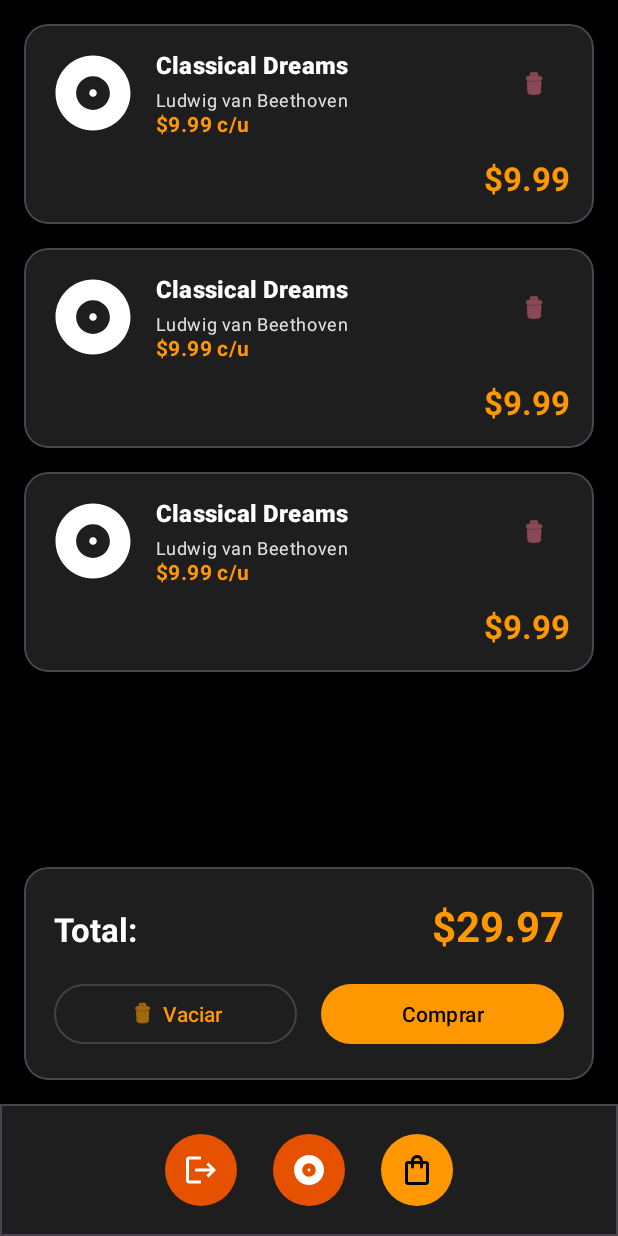
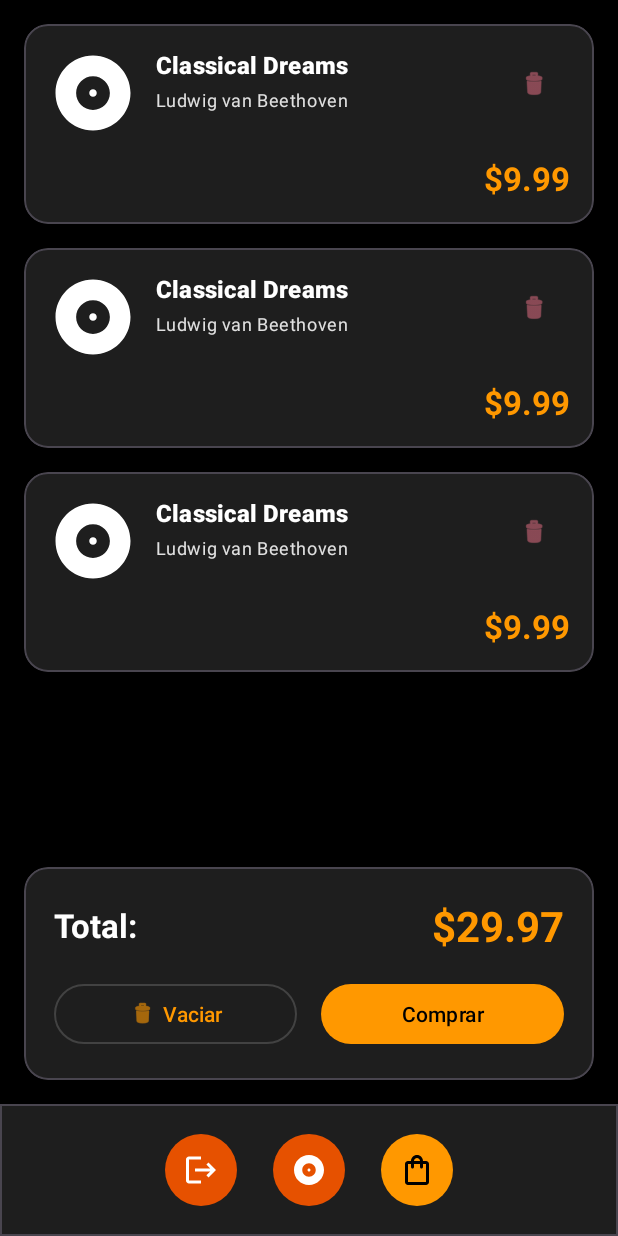
Before and after one commit to VECTORG99/FullSound-KOTLIN, an Android app built with Jetpack Compose: the layout fragment_carrito.xml on its own in the app's theme, with its tools: preview values and no code run, on a phone screen of 412 x 824 dp. Run offline under Robolectric (Android 15) with nearby library versions, the light colour scheme and no system bars.

Commit message:
Arreglo precio total carrito

```diff
--- a/app/src/main/java/com/grupo8/fullsound/ui/Carrito/CarritoFragment.kt
+++ b/app/src/main/java/com/grupo8/fullsound/ui/Carrito/CarritoFragment.kt
@@ -20,7 +20,7 @@ import com.grupo8.fullsound.ui.beats.CarritoViewModelFactory
 import com.grupo8.fullsound.utils.UserSession
 import com.grupo8.fullsound.utils.AnimationHelper
 import kotlinx.coroutines.launch
-import java.util.Locale
+import com.grupo8.fullsound.util.FormatUtils
 
 class CarritoFragment : Fragment() {
 
@@ -147,7 +147,7 @@ class CarritoFragment : Fragment() {
             if (total > 0) {
                 AlertDialog.Builder(requireContext())
                     .setTitle("Confirmar compra")
-                    .setMessage("Total a pagar: ${String.format(Locale.US, "$%.2f", total)}\n\n¿Deseas proceder con la compra?")
+                    .setMessage("Total a pagar: ${FormatUtils.formatClp(total)}\n\n¿Deseas proceder con la compra?")
                     .setPositiveButton("Comprar") { _, _ ->
                         // Aquí iría la lógica de pago real
                         showMessage("¡Compra realizada con éxito!")
@@ -164,7 +164,7 @@ class CarritoFragment : Fragment() {
     private fun updateTotal() {
         lifecycleScope.launch {
             val total = carritoViewModel.getTotalPrice()
-            binding.txtTotal.text = String.format(Locale.US, "$%.2f", total)
+            binding.txtTotal.text = FormatUtils.formatClp(total)
         }
     }
 
--- a/app/src/main/res/layout/fragment_carrito.xml
+++ b/app/src/main/res/layout/fragment_carrito.xml
@@ -85,7 +85,8 @@
                 <LinearLayout
                     android:layout_width="match_parent"
                     android:layout_height="wrap_content"
-                    android:orientation="horizontal">
+                    android:orientation="horizontal"
+                    android:gravity="center_vertical">
 
                     <TextView
                         android:layout_width="0dp"
@@ -100,9 +101,11 @@
                         android:id="@+id/txt_total"
                         android:layout_width="wrap_content"
                         android:layout_height="wrap_content"
+                        android:layout_marginStart="8dp"
                         android:textAppearance="?attr/textAppearanceHeadlineMedium"
                         android:textColor="?attr/colorPrimary"
                         android:textStyle="bold"
+                        android:textAlignment="viewEnd"
                         tools:text="$29.97" />
 
                 </LinearLayout>
--- a/app/src/main/res/layout/item_carrito.xml
+++ b/app/src/main/res/layout/item_carrito.xml
@@ -57,18 +57,6 @@
             app:layout_constraintTop_toBottomOf="@id/txt_titulo_carrito"
             tools:text="Ludwig van Beethoven" />
 
-        <!-- Precio Unitario -->
-        <TextView
-            android:id="@+id/txt_precio_unitario"
-            android:layout_width="wrap_content"
-            android:layout_height="wrap_content"
-            android:textAppearance="?attr/textAppearanceBodyMedium"
-            android:textColor="?attr/colorPrimary"
-            android:textStyle="bold"
-            app:layout_constraintBottom_toBottomOf="@id/img_beat_carrito"
-            app:layout_constraintStart_toStartOf="@id/txt_titulo_carrito"
-            tools:text="$9.99 c/u" />
-
         <!-- Botón Eliminar -->
         <com.google.android.material.button.MaterialButton
             android:id="@+id/btn_remove"
@@ -81,7 +69,7 @@
             app:layout_constraintEnd_toEndOf="parent"
             app:layout_constraintTop_toTopOf="parent" />
 
-        <!-- Precio Total del Item (Precio Fijo - Solo 1 unidad por beat) -->
+        <!-- Precio Total del Item (precio grande visible) -->
         <TextView
             android:id="@+id/txt_precio_total_item"
             android:layout_width="wrap_content"
@@ -90,6 +78,9 @@
             android:textAppearance="?attr/textAppearanceTitleLarge"
             android:textColor="?attr/colorPrimary"
             android:textStyle="bold"
+            android:maxLines="1"
+            android:ellipsize="end"
+            android:textAlignment="viewEnd"
             app:layout_constraintEnd_toEndOf="parent"
             app:layout_constraintTop_toBottomOf="@id/img_beat_carrito"
             tools:text="$9.99" />
```
Also changed, not shown: app/src/main/java/com/grupo8/fullsound/ui/Carrito/CarritoAdapter.kt (+9 -6 lines), app/src/main/java/com/grupo8/fullsound/util/FormatUtils.kt (added, +22 -0 lines).
